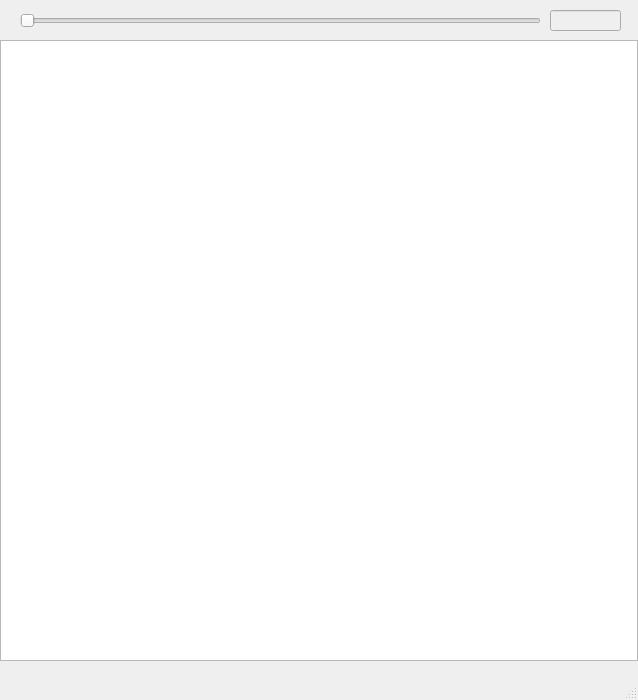
Qt form edge.ui (qchen2017/BloodVesselVisualization) before a commit.
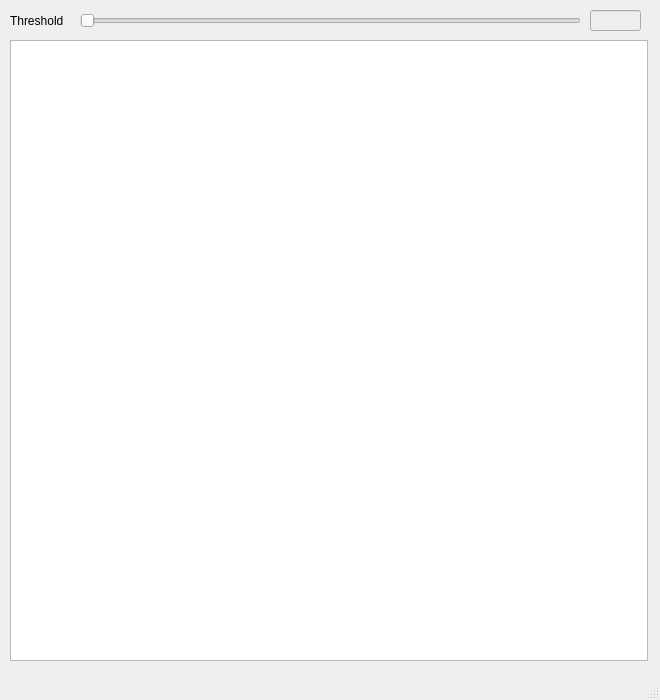
The same form after that commit.

The edit to the form file:
```diff
--- a/edge.ui
+++ b/edge.ui
@@ -6,7 +6,7 @@
    <rect>
     <x>0</x>
     <y>0</y>
-    <width>638</width>
+    <width>660</width>
     <height>700</height>
    </rect>
   </property>
@@ -17,7 +17,7 @@
    <widget class="QGraphicsView" name="graphicsView">
     <property name="geometry">
      <rect>
-      <x>0</x>
+      <x>10</x>
       <y>40</y>
       <width>638</width>
       <height>621</height>
@@ -30,9 +30,9 @@
     </property>
     <property name="geometry">
      <rect>
-      <x>20</x>
+      <x>80</x>
       <y>10</y>
-      <width>521</width>
+      <width>501</width>
       <height>22</height>
      </rect>
     </property>
@@ -46,13 +46,26 @@
     </property>
     <property name="geometry">
      <rect>
-      <x>550</x>
+      <x>590</x>
       <y>10</y>
-      <width>71</width>
+      <width>51</width>
       <height>21</height>
      </rect>
     </property>
    </widget>
+   <widget class="QLabel" name="edgeThreshold_label">
+    <property name="geometry">
+     <rect>
+      <x>10</x>
+      <y>10</y>
+      <width>61</width>
+      <height>21</height>
+     </rect>
+    </property>
+    <property name="text">
+     <string>Threshold</string>
+    </property>
+   </widget>
   </widget>
   <widget class="QMenuBar" name="menubar">
    <property name="geometry">
```
Left out of the diff: 2 changed lines with no effect on the pictures.
